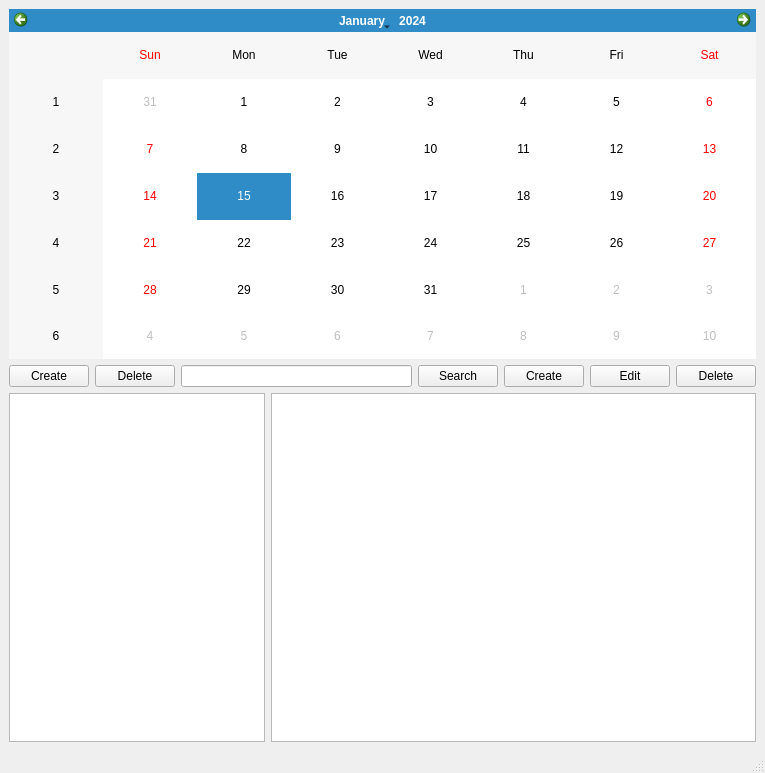
Before: the Qt Designer form design.ui in andrewsan13/task_manager, drawn with Qt 5.
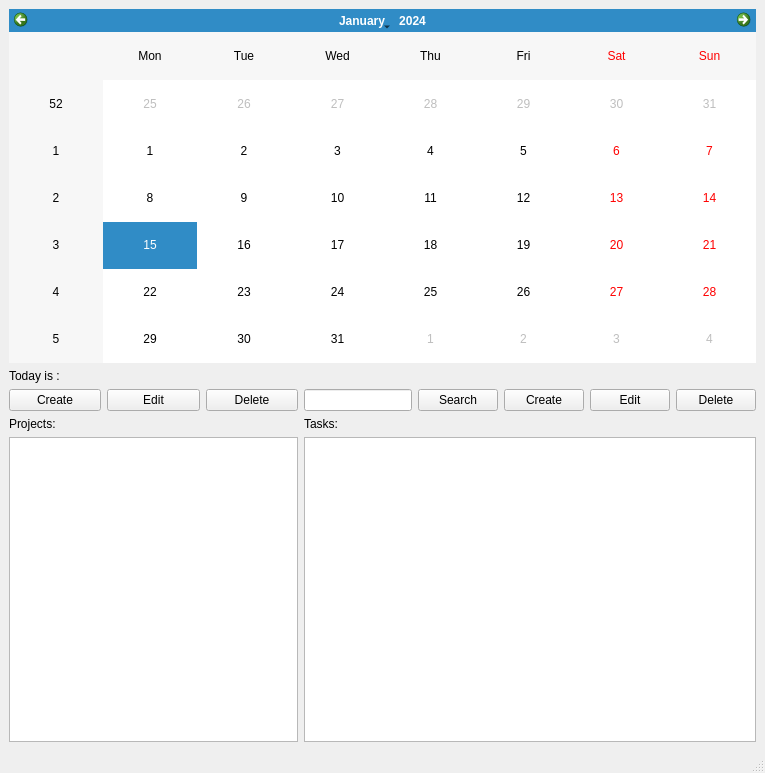
After: the same form once the commit is applied. Icons and pictures are not drawn.

What changed in the file:
```diff
--- a/design.ui
+++ b/design.ui
@@ -15,10 +15,13 @@
   </property>
   <property name="windowIcon">
    <iconset>
-    <normaloff>../../Загрузки/Pictures/png/57e9326fa79c215766ed0447.png</normaloff>../../Загрузки/Pictures/png/57e9326fa79c215766ed0447.png</iconset>
+    <normaloff>mainIcon.png</normaloff>mainIcon.png</iconset>
+  </property>
+  <property name="locale">
+   <locale language="English" country="UnitedStates"/>
   </property>
   <widget class="QWidget" name="centralwidget">
-   <layout class="QVBoxLayout" name="verticalLayout">
+   <layout class="QVBoxLayout" name="verticalLayout_3">
     <item>
      <widget class="QCalendarWidget" name="calendarWidget">
       <property name="locale">
@@ -27,7 +30,35 @@
      </widget>
     </item>
     <item>
-     <layout class="QHBoxLayout" name="horizontalLayout">
+     <layout class="QHBoxLayout" name="horizontalLayout_4" stretch="0,10">
+      <item>
+       <widget class="QLabel" name="labelCalendar">
+        <property name="locale">
+         <locale language="English" country="UnitedStates"/>
+        </property>
+        <property name="text">
+         <string>Today is :</string>
+        </property>
+       </widget>
+      </item>
+      <item>
+       <widget class="QLabel" name="labelDate">
+        <property name="locale">
+         <locale language="English" country="UnitedStates"/>
+        </property>
+        <property name="text">
+         <string/>
+        </property>
+       </widget>
+      </item>
+     </layout>
+    </item>
+    <item>
+     <layout class="QHBoxLayout" name="horizontalLayout_3">
+      <item>
+       <layout class="QVBoxLayout" name="verticalLayout">
+        <item>
+         <layout class="QHBoxLayout" name="horizontalLayout_2">
       <item>
        <widget class="QPushButton" name="btnCreateProj">
         <property name="text">
@@ -35,6 +66,13 @@
         </property>
        </widget>
       </item>
+          <item>
+           <widget class="QPushButton" name="btnEditProj">
+            <property name="text">
+             <string>Edit</string>
+            </property>
+           </widget>
+          </item>
       <item>
        <widget class="QPushButton" name="btnDeleteProj">
         <property name="text">
@@ -42,6 +80,27 @@
         </property>
        </widget>
       </item>
+         </layout>
+        </item>
+        <item>
+         <widget class="QLabel" name="labelProjects">
+          <property name="locale">
+           <locale language="English" country="UnitedStates"/>
+          </property>
+          <property name="text">
+           <string>Projects:</string>
+          </property>
+         </widget>
+        </item>
+        <item>
+         <widget class="QListWidget" name="listWidget_Projects"/>
+        </item>
+       </layout>
+      </item>
+      <item>
+       <layout class="QVBoxLayout" name="verticalLayout_2">
+        <item>
+         <layout class="QHBoxLayout" name="horizontalLayout">
       <item>
        <widget class="QLineEdit" name="lineSearch">
         <property name="inputMask">
@@ -83,12 +142,19 @@
      </layout>
     </item>
     <item>
-     <layout class="QHBoxLayout" name="horizontalLayout_2" stretch="0,10">
-      <item>
-       <widget class="QListWidget" name="listWidget_Projects"/>
+         <widget class="QLabel" name="labelTasks">
+          <property name="locale">
+           <locale language="English" country="UnitedStates"/>
+          </property>
+          <property name="text">
+           <string>Tasks:</string>
+          </property>
+         </widget>
       </item>
       <item>
        <widget class="QListWidget" name="listWidget_Tasks"/>
+        </item>
+       </layout>
       </item>
      </layout>
     </item>
```
Lines whose indentation alone changed are shown as unchanged.
